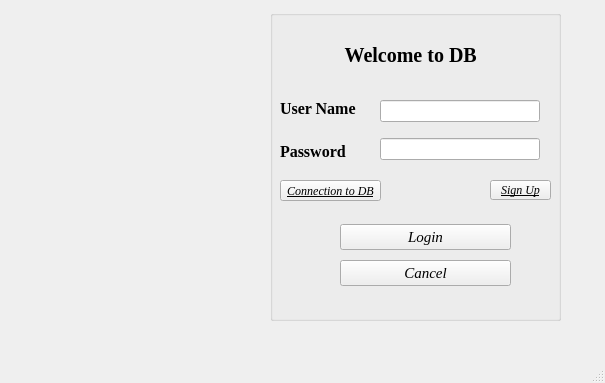
This is mainwindow.ui in Backart/DBapp as Qt 5 draws it before an edit. The edited form follows.
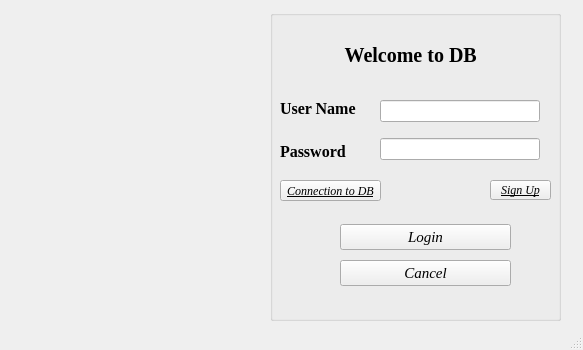
This is the edited form.

```diff
--- a/mainwindow.ui
+++ b/mainwindow.ui
@@ -6,8 +6,8 @@
    <rect>
     <x>0</x>
     <y>0</y>
-    <width>605</width>
-    <height>383</height>
+    <width>583</width>
+    <height>350</height>
    </rect>
   </property>
   <property name="windowTitle">
```
Left out of the diff: 2 changed lines with no effect on the pictures.
